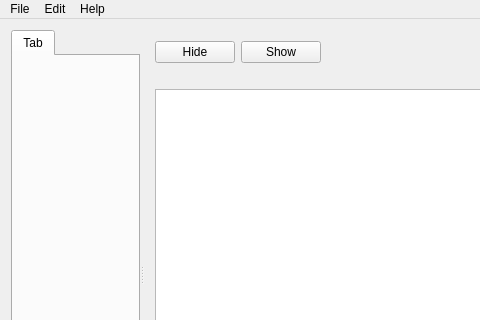
Above: src/softprojector.ui from SoftProjector/src before the change; both pictures show x 0 to 480 and y 0 to 320 of the 900 by 550 pixel window. Below: the same form after it.
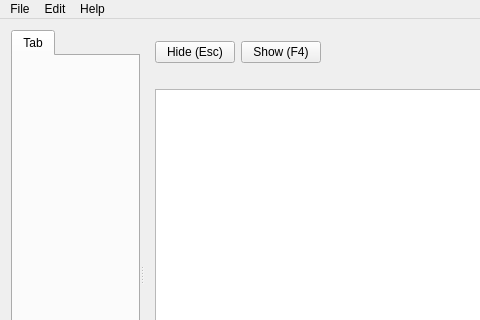
That is the form after the change.

What changed in the file:
```diff
--- a/src/softprojector.ui
+++ b/src/softprojector.ui
@@ -64,7 +64,7 @@
 &lt;p style=&quot; margin-top:0px; margin-bottom:0px; margin-left:0px; margin-right:0px; -qt-block-indent:0; text-indent:0px;&quot;&gt;&lt;span style=&quot; font-size:8pt;&quot;&gt;Stop displaying text to the screen (display black screen or wallpaper). Sortcut for this button is the Escape key.&lt;/span&gt;&lt;/p&gt;&lt;/body&gt;&lt;/html&gt;</string>
           </property>
           <property name="text">
-           <string>Hide</string>
+           <string>Hide (Esc)</string>
           </property>
           <property name="shortcut">
            <string>Esc</string>
@@ -77,7 +77,7 @@
            <string>If Clear was pressed earlier, this will re-display the text to the screen</string>
           </property>
           <property name="text">
-           <string>Show</string>
+           <string>Show (F4)</string>
           </property>
           <property name="shortcut">
            <string>F4</string>
```
